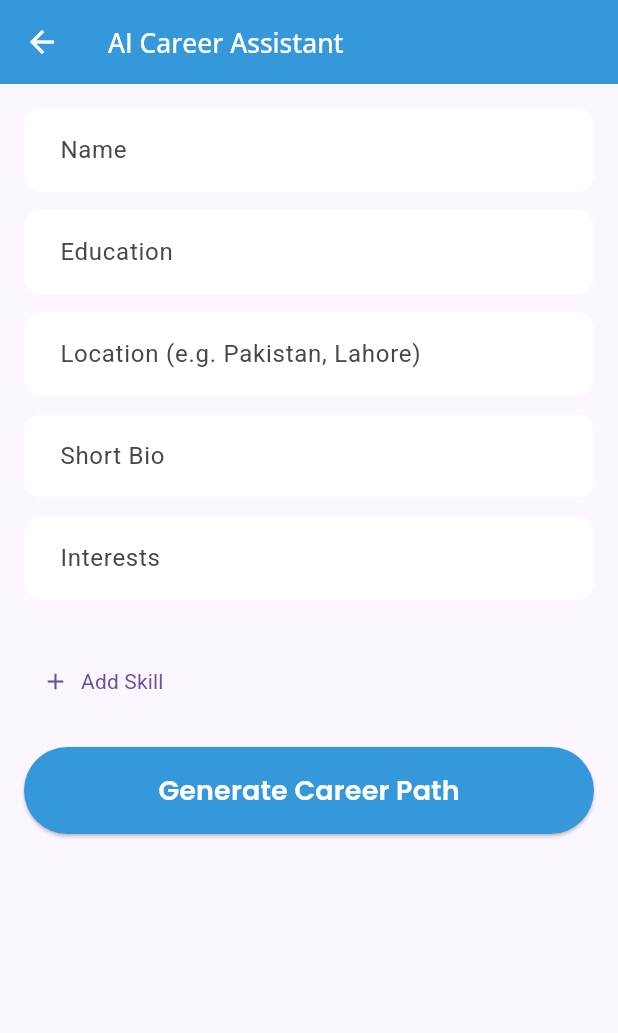
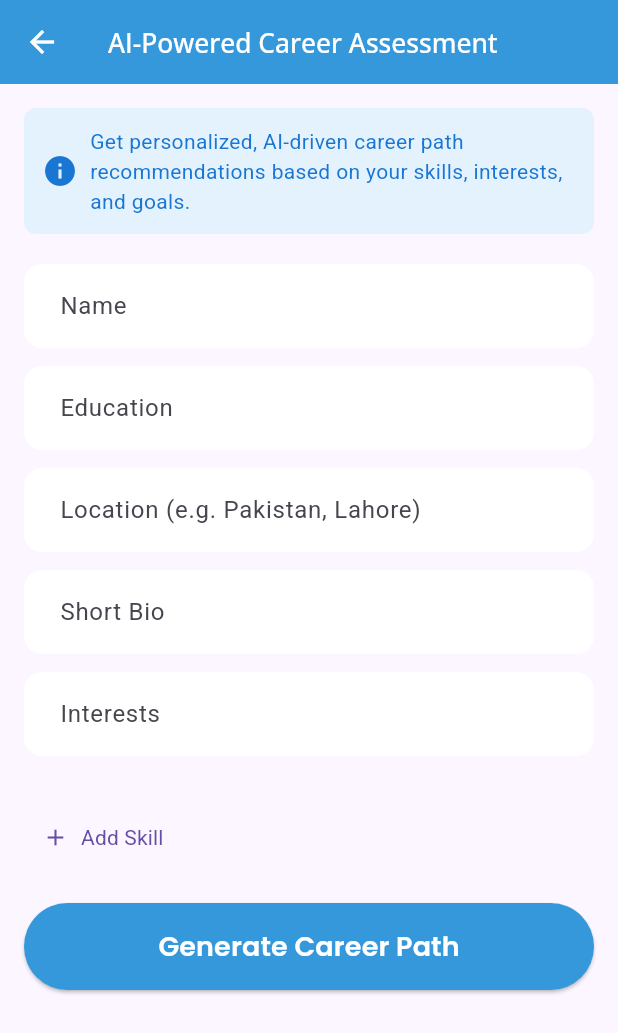
Before and after one commit to umeriplex/virtual-career-flutter, a Flutter app: the ChatBotView screen opened directly, on a phone screen of 412 x 824 dp. Shown: the top 1033 px of the screen. Run offline on Flutter 3.47's test engine with Material 3 defaults, Android fonts, the phone set to English and light mode, and no system bars; our stand-ins replace awesome_dialog, bot_toast, cached_network_image, cloud_firestore, confetti, dio and 22 more; missing offline and left inert: android_path_provider, flutter_cached_pdfview, flutter_pdfview, read_pdf_text; accounts and stored records are empty.

Commit message:
issues fixed

```diff
--- a/lib/features/auth/controller/auth_controller.dart
+++ b/lib/features/auth/controller/auth_controller.dart
@@ -10,6 +10,7 @@ class AuthController extends GetxController {
   final AuthRepository _authRepository;
   final Rx<UserModel?> _user = Rx<UserModel?>(null);
   final RxBool isLoading = false.obs;
+  final RxBool isSocialLoginLoading = false.obs;
 
   AuthController(this._authRepository);
 
@@ -24,7 +25,7 @@ class AuthController extends GetxController {
 
   Future<UserModel?> signInWithGoogle() async {
     try {
-      isLoading(true);
+      isSocialLoginLoading(true);
       final response = await _authRepository.signInWithGoogle();
       if(response.success){
         _user.value = response.data;
@@ -38,7 +39,7 @@ class AuthController extends GetxController {
       debugPrint("Error while signing in with Google: $e");
       return null;
     } finally {
-      isLoading(false);
+      isSocialLoginLoading(false);
     }
   }
 
--- a/lib/features/auth/view/sign_in_view.dart
+++ b/lib/features/auth/view/sign_in_view.dart
@@ -155,7 +155,7 @@ class _SignInViewState extends State<SignInView> {
                   10.verticalSpace,
                   Obx(() {
                     return CustomButton(
-                      isLoading: _controller.isLoading.value,
+                      isLoading: _controller.isSocialLoginLoading.value,
                       isSecondButton: true,
                       prefixIcon: const FaIcon(FontAwesomeIcons.google, color: Colors.black),
                       title: "Continue with Google",
--- a/lib/features/auth/view/sign_up_view.dart
+++ b/lib/features/auth/view/sign_up_view.dart
@@ -174,7 +174,7 @@ class _SignUpViewState extends State<SignUpView> {
                   10.verticalSpace,
                   Obx(() {
                     return CustomButton(
-                      isLoading: _controller.isLoading.value,
+                      isLoading: _controller.isSocialLoginLoading.value,
                       isSecondButton: true,
                       prefixIcon: const FaIcon(FontAwesomeIcons.google, color: Colors.black),
                       title: "Continue with Google",
--- a/lib/features/chat_bot/view/chatbot_view.dart
+++ b/lib/features/chat_bot/view/chatbot_view.dart
@@ -15,11 +15,33 @@ class ChatBotView extends StatelessWidget {
   @override
   Widget build(BuildContext context) {
     return Scaffold(
-      appBar: AppBar(title: const Text('AI Career Assistant')),
+      appBar: AppBar(title: const Text('AI-Powered Career Assessment')),
       body: Obx(() => SingleChildScrollView(
         padding: const EdgeInsets.all(16),
         child: Column(
           children: [
+            // get personalized, Ai-driven career path recommendations based on your skills, interests, and goals.
+            Container(
+              padding: const EdgeInsets.all(12),
+              decoration: BoxDecoration(
+                color: Colors.blue.shade50,
+                borderRadius: BorderRadius.circular(8),
+              ),
+              child: Row(
+                children: [
+                  Icon(Icons.info, color: Colors.blue.shade700),
+                  const SizedBox(width: 8),
+                  Expanded(
+                    child: Text(
+                      "Get personalized, AI-driven career path recommendations based on your skills, interests, and goals.",
+                      style: TextStyle(color: Colors.blue.shade700),
+                    ),
+                  ),
+                ],
+              ),
+            ),
+
+            const SizedBox(height: 20),
             CustomTextField(controller: controller.nameController, hintText: "Name"),
             const SizedBox(height: 12),
             CustomTextField(controller: controller.educationController, hintText: "Education"),
```
Also changed, not shown: lib/features/mock_interview/view/mock_interview.dart (+9 -64 lines), pubspec.yaml (+4 -4 lines), pubspec.lock, 2 other files.
